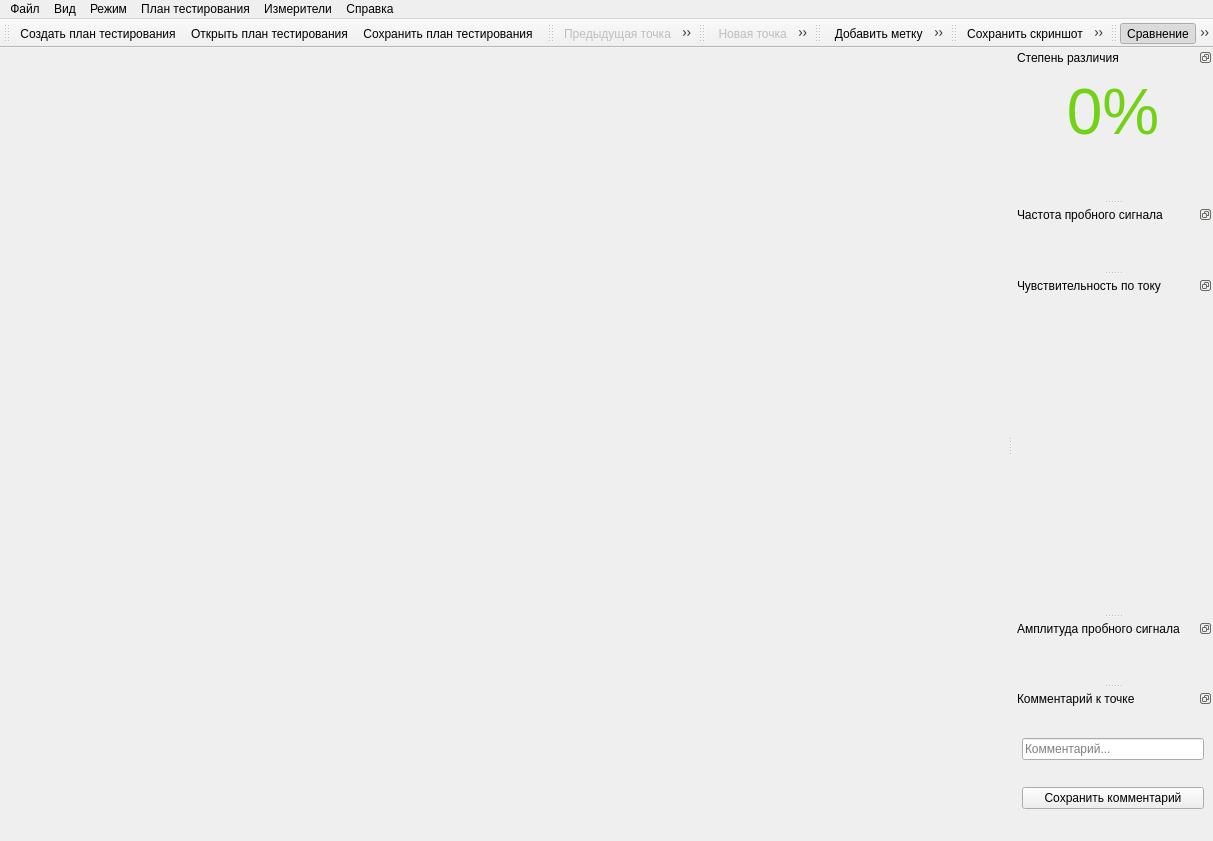
First picture: the form in gui/mainwindow.ui, repository EPC-MSU/EPLab, before the edit.
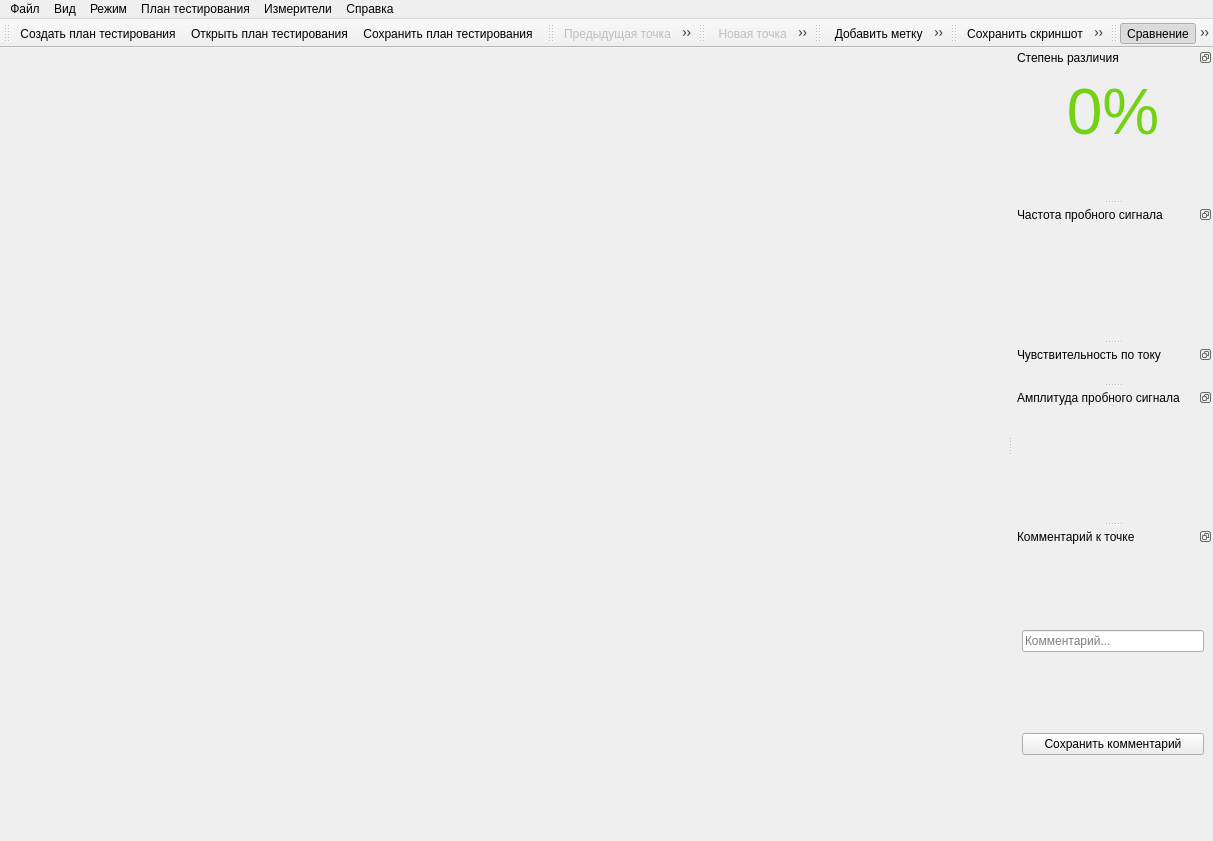
Second picture: the form after the edit. Icons and pictures are not drawn.

Diff of the .ui file:
```diff
--- a/gui/mainwindow.ui
+++ b/gui/mainwindow.ui
@@ -110,21 +110,7 @@
     <number>2</number>
    </attribute>
    <widget class="QWidget" name="currentLayout">
-    <layout class="QVBoxLayout" name="verticalLayout_8">
-     <item>
-      <spacer name="verticalSpacer_6">
-       <property name="orientation">
-        <enum>Qt::Vertical</enum>
-       </property>
-       <property name="sizeHint" stdset="0">
-        <size>
-         <width>20</width>
-         <height>300</height>
-        </size>
-       </property>
-      </spacer>
-     </item>
-    </layout>
+    <layout class="QVBoxLayout" name="verticalLayout_8"/>
    </widget>
   </widget>
   <widget class="QDockWidget" name="voltageDock">
```
